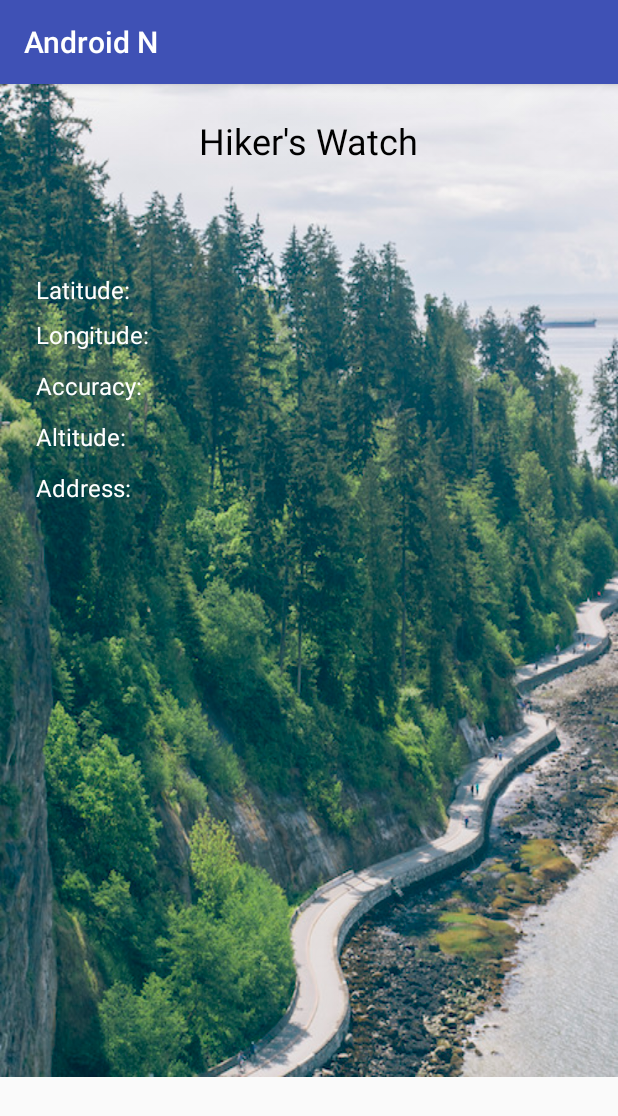
After one commit to bavuonglong/android-n, an Android app: the HikersWatchActivity screen opened directly, with no data from a screen before it, on a phone screen of 412 x 824 dp. The commit adds this screen. Shown: the top 1116 px of the screen. Run offline under Robolectric (Android 15) with nearby library versions, the phone set to English and light mode, and no system bars.

Commit message:
Hikers Watch

```diff
--- a/app/src/main/AndroidManifest.xml
+++ b/app/src/main/AndroidManifest.xml
@@ -3,6 +3,7 @@
     package="com.codeko.androidn">
 
     <uses-permission android:name="android.permission.INTERNET" />
+    <uses-permission android:name="android.permission.ACCESS_FINE_LOCATION" />
 
     <application
         android:allowBackup="true"
@@ -19,7 +20,8 @@
             </intent-filter>
         </activity>
         <activity android:name=".GuessTheCelebrityActivity" />
-        <activity android:name=".WhatsThatWeatherActivity"></activity>
+        <activity android:name=".WhatsThatWeatherActivity" />
+        <activity android:name=".HikersWatchActivity"></activity>
     </application>
 
 </manifest>
--- a/app/src/main/java/com/codeko/androidn/MainActivity.java
+++ b/app/src/main/java/com/codeko/androidn/MainActivity.java
@@ -23,4 +23,9 @@ public class MainActivity extends AppCompatActivity {
         MainActivity.this.startActivity(myIntent);
     }
 
+    public void hikersWatch(View view) {
+        Intent myIntent = new Intent(MainActivity.this, HikersWatchActivity.class);
+        MainActivity.this.startActivity(myIntent);
+    }
+
 }
--- /dev/null
+++ b/app/src/main/res/layout/activity_hikers_watch.xml
@@ -0,0 +1,96 @@
+<?xml version="1.0" encoding="utf-8"?>
+<RelativeLayout
+    xmlns:android="http://schemas.android.com/apk/res/android"
+    xmlns:app="http://schemas.android.com/apk/res-auto"
+    xmlns:tools="http://schemas.android.com/tools"
+    android:id="@+id/activity_main"
+    android:layout_width="match_parent"
+    android:layout_height="match_parent"
+    android:paddingLeft="0dp"
+    android:paddingRight="0dp"
+    android:paddingTop="0dp"
+    android:paddingBottom="0dp"
+    tools:context=".HikersWatchActivity">
+
+    <ImageView
+        android:layout_width="wrap_content"
+        android:layout_height="wrap_content"
+        app:srcCompat="@drawable/hikerswatch"
+        android:layout_alignParentTop="true"
+        android:layout_alignParentStart="true"
+        android:id="@+id/imageView"
+        android:scaleType="fitXY" />
+
+    <TextView
+        android:text="Hiker's Watch"
+        android:layout_width="wrap_content"
+        android:layout_height="wrap_content"
+        android:layout_marginTop="21dp"
+        android:id="@+id/textView"
+        android:textSize="24sp"
+        android:layout_alignParentTop="true"
+        android:layout_centerHorizontal="true"
+        android:textColor="@android:color/background_dark" />
+
+    <TextView
+        android:text="Latitude:"
+        android:layout_width="wrap_content"
+        android:layout_height="wrap_content"
+        android:layout_below="@+id/textView"
+        android:layout_alignParentStart="true"
+        android:layout_marginStart="24dp"
+        android:layout_marginTop="72dp"
+        android:id="@+id/latTextView"
+        android:textColor="@android:color/background_light"
+        android:textSize="@dimen/activity_horizontal_margin" />
+
+    <TextView
+        android:text="Longitude:"
+        android:layout_width="wrap_content"
+        android:layout_height="wrap_content"
+        android:layout_below="@+id/latTextView"
+        android:layout_alignParentStart="true"
+        android:layout_marginStart="24dp"
+        android:layout_marginTop="8dp"
+        android:id="@+id/lonTextView"
+        android:textColor="@android:color/background_light"
+        android:textSize="@dimen/activity_horizontal_margin" />
+
+    <TextView
+        android:text="Accuracy:"
+        android:layout_width="wrap_content"
+        android:layout_height="wrap_content"
+        android:layout_below="@+id/lonTextView"
+        android:layout_alignParentStart="true"
+        android:layout_marginStart="24dp"
+        android:layout_marginTop="12dp"
+        android:id="@+id/accTextView"
+        android:textColor="@android:color/background_light"
+        android:textSize="@dimen/activity_horizontal_margin" />
+
+    <TextView
+        android:text="Altitude:"
+        android:layout_width="wrap_content"
+        android:layout_height="wrap_content"
+        android:layout_below="@+id/accTextView"
+        android:layout_alignParentStart="true"
+        android:layout_marginStart="24dp"
+        android:layout_marginTop="12dp"
+        android:id="@+id/altTextView"
+        android:textColor="@android:color/background_light"
+        android:textSize="@dimen/activity_horizontal_margin" />
+
+    <TextView
+        android:text="Address:"
+        android:layout_width="wrap_content"
+        android:layout_height="wrap_content"
+        android:layout_below="@+id/altTextView"
+        android:layout_alignParentStart="true"
+        android:layout_marginStart="24dp"
+        android:layout_marginTop="12dp"
+        android:id="@+id/addressTextView"
+        android:textColor="@android:color/background_light"
+        android:textSize="@dimen/activity_horizontal_margin" />
+
+
+</RelativeLayout>
--- a/app/src/main/res/layout/activity_whats_that_weather.xml
+++ b/app/src/main/res/layout/activity_whats_that_weather.xml
@@ -8,7 +8,7 @@
         android:layout_width="fill_parent"
         android:layout_height="fill_parent"
         android:id="@+id/imageView"
-        android:src="@drawable/background"
+        android:src="@drawable/whatstheweather"
         android:longClickable="false"
         android:adjustViewBounds="false"
         android:scaleType="centerCrop"
--- /dev/null
+++ b/app/src/main/res/values/dimens.xml
@@ -0,0 +1,5 @@
+<resources>
+    <!-- Default screen margins, per the Android Design guidelines. -->
+    <dimen name="activity_horizontal_margin">16dp</dimen>
+    <dimen name="activity_vertical_margin">16dp</dimen>
+</resources>
```
Also changed, not shown: app/src/main/java/com/codeko/androidn/HikersWatchActivity.java (added, +188 -0 lines), app/src/main/res/layout/activity_main.xml (+12 -1 lines), app/src/main/res/drawable/hikerswatch.jpeg (added), app/src/main/res/drawable/whatstheweather.jpeg (renamed from app/src/main/res/drawable/background.jpeg).
